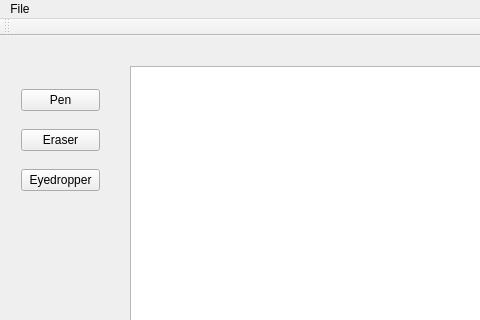
The window that Gixel/mainwindow.ui (ewaugh13/Pixel-Editor) describes before a commit, drawn with Qt 5; both pictures show x 0 to 480 and y 0 to 320 of the 862 by 633 pixel window.
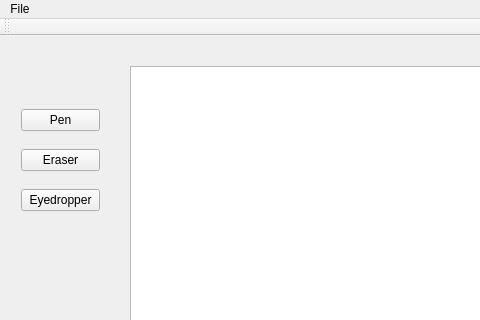
The same window after the commit.

What changed in the file:
```diff
--- a/Gixel/mainwindow.ui
+++ b/Gixel/mainwindow.ui
@@ -28,7 +28,7 @@
     <property name="geometry">
      <rect>
       <x>10</x>
-      <y>30</y>
+      <y>50</y>
       <width>101</width>
       <height>151</height>
      </rect>
```
